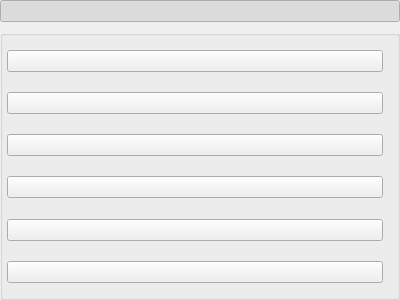
Above: src/MEGASync/gui/ui/MediaTypeFilterWidget.ui from meganz/MEGAsync before the change. Below: the same form after it.
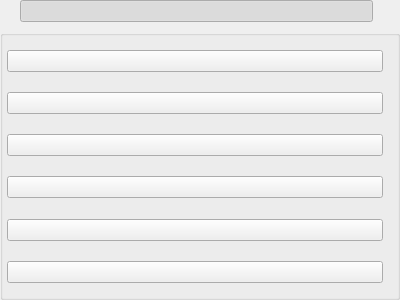
That is the form after the change. Icons and pictures are not drawn.

Commit message: SNC-5644: Aligned media type with filter selector items.

Patch:
```diff
--- a/src/MEGASync/gui/ui/MediaTypeFilterWidget.ui
+++ b/src/MEGASync/gui/ui/MediaTypeFilterWidget.ui
@@ -233,6 +233,14 @@
     <number>0</number>
    </property>
    <item>
+    <layout class="QHBoxLayout" name="horizontalLayout">
+     <property name="leftMargin">
+      <number>20</number>
+     </property>
+     <property name="rightMargin">
+      <number>27</number>
+     </property>
+     <item>
     <widget class="QPushButton" name="bTitle">
      <property name="cursor">
       <cursorShape>PointingHandCursor</cursorShape>
@@ -254,6 +262,8 @@
       <bool>true</bool>
      </property>
     </widget>
+     </item>
+    </layout>
    </item>
    <item>
     <widget class="QGroupBox" name="gbMediaType">
```
Left out of the diff: 9 changed lines with no effect on the pictures. Lines whose indentation alone changed are shown as unchanged.
